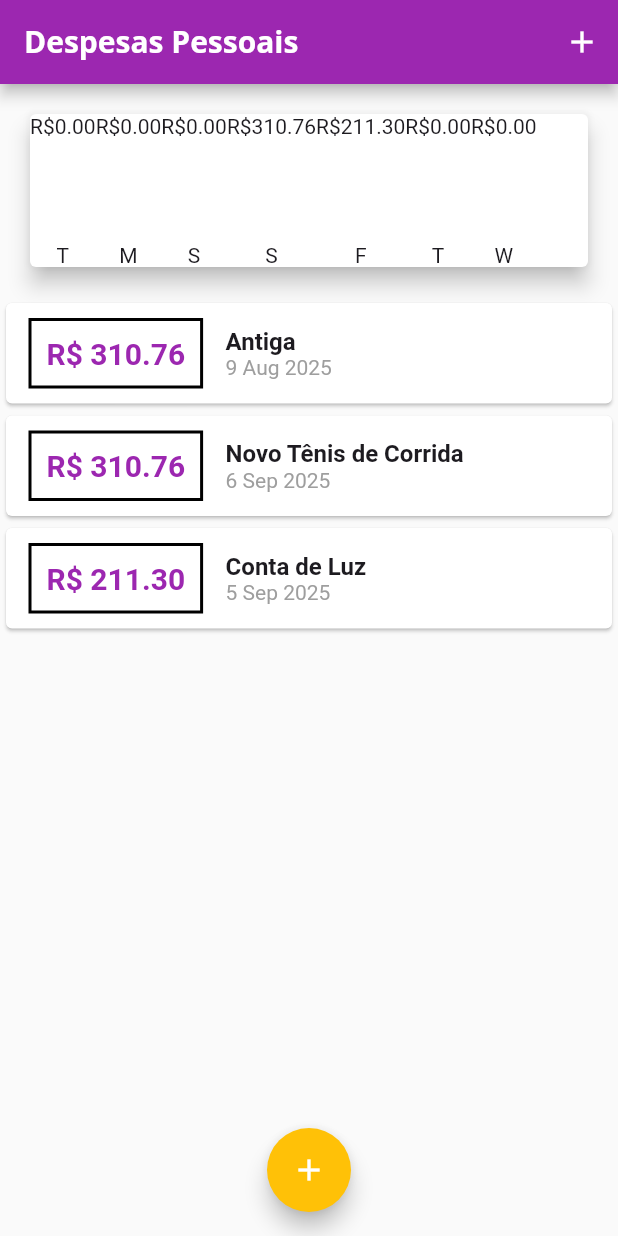
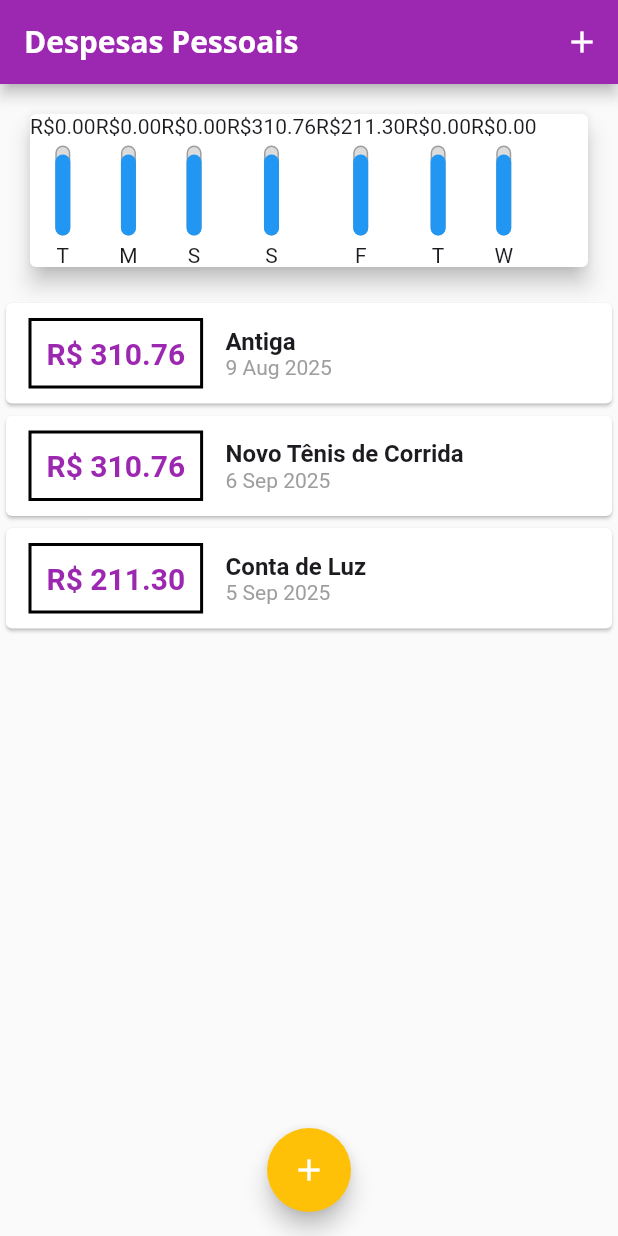
Before and after one commit to hayltonssantos/expensesApp, a Flutter app: the screen it shows after launch, on a phone screen of 412 x 824 dp. Run offline on Flutter 3.47's test engine with Material 3 defaults, Android fonts, the phone set to English and light mode, and no system bars.

Commit message:
123 criaçao do widget stack para criar o grafico

```diff
--- a/lib/components/char_bar.dart
+++ b/lib/components/char_bar.dart
@@ -17,11 +17,34 @@ class ChartBar extends StatelessWidget {
     return Column(
       children: [
         Text('R\$${value!.toStringAsFixed(2)}'),
-        const SizedBox(height: 5),
-        const SizedBox(
+        SizedBox(height: 5),
+        SizedBox(
           height: 60,
           width: 10,
-          child: null,
+          child: Stack(
+            alignment: Alignment.bottomCenter,
+            children: <Widget>[
+              Container(
+                decoration: BoxDecoration(
+                  border: Border.all(
+                    color: Colors.grey,
+                    width: 1.0,
+                    ),
+                  color: Color.fromRGBO(220, 220, 220, 1),
+                  borderRadius: BorderRadius.circular(5)
+                ),
+              ),
+              FractionallySizedBox(
+                heightFactor: percentage,
+                child: Container(
+                  decoration: BoxDecoration(
+                    color: Theme.of(context).primaryColor,
+                    borderRadius: BorderRadius.circular(5)
+                  ),
+                ),
+              )
+            ],
+          ),
         ),
         const SizedBox(height: 5),
         Text(label!),
--- a/lib/components/chart.dart
+++ b/lib/components/chart.dart
@@ -44,7 +44,7 @@ class Chart extends StatelessWidget {
           return ChartBar(
             label: tr['day'] as String,
             value: tr['value'] as double,
-            percentage: 0,
+            percentage: 0.9,
           );
         }).toList(),
       ),
```
